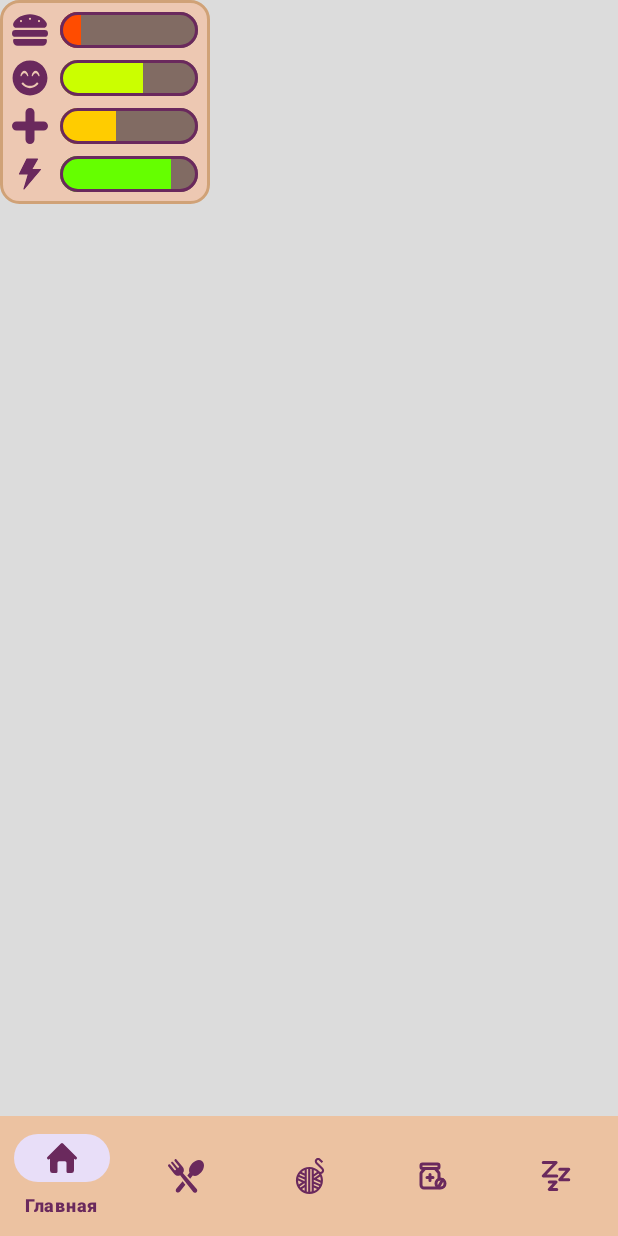
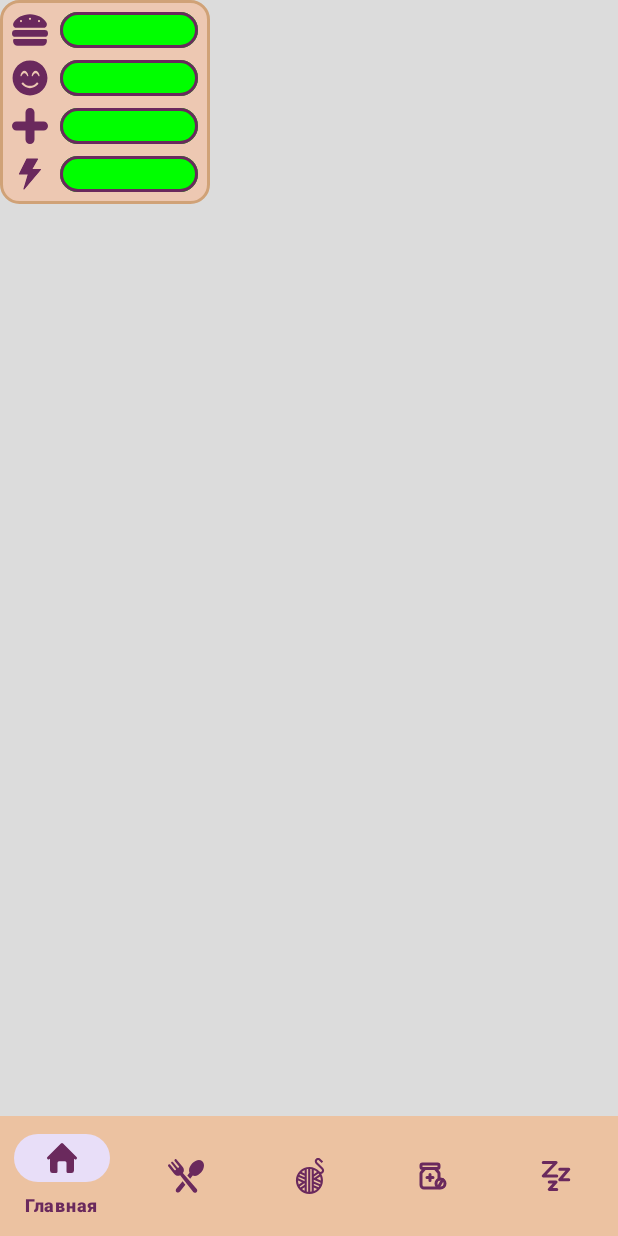
Before and after one commit to GrechkoIvan/NecoArcTamagotchi, an Android app: the screen it shows after launch (MainActivity), on a phone screen of 412 x 824 dp. Run offline under Robolectric (Android 15) with nearby library versions, the phone set to English and light mode, and no system bars.

Commit message:
Added real-time communication of progress bars with stats

```diff
--- a/app/src/main/java/com/example/necoarctamagotchi/ui/activities/MainActivity.java
+++ b/app/src/main/java/com/example/necoarctamagotchi/ui/activities/MainActivity.java
@@ -5,6 +5,8 @@ import android.widget.ProgressBar;
 
 import androidx.appcompat.app.AppCompatActivity;
 import androidx.fragment.app.Fragment;
+import androidx.lifecycle.Observer;
+import androidx.lifecycle.ViewModelProvider;
 
 import com.example.necoarctamagotchi.ProgressColorManager;
 import com.example.necoarctamagotchi.R;
@@ -12,33 +14,30 @@ import com.example.necoarctamagotchi.ui.fragments.BedroomFragment;
 import com.example.necoarctamagotchi.ui.fragments.EntertaimentsFragment;
 import com.example.necoarctamagotchi.ui.fragments.KitchenFragment;
 import com.example.necoarctamagotchi.ui.fragments.MedicineFragment;
+import com.example.necoarctamagotchi.ui.viewmodels.StatsViewModel;
 import com.google.android.material.bottomnavigation.BottomNavigationView;
 
+import java.util.Optional;
+
 public class MainActivity extends AppCompatActivity {
+    private StatsViewModel statsViewModel;
 
     @Override
     protected void onCreate(Bundle savedInstanceState) {
         super.onCreate(savedInstanceState);
         setContentView(R.layout.activity_main);
 
+        statsViewModel = new StatsViewModel(this);
+
+        statsViewModel.getUpdateSignal().observe(this, new Observer<Void>() {
+            @Override
+            public void onChanged(Void aVoid) {
+                updateStatsProgressBars();
+            }
+        });
+
         BottomNavigationView bottomNav = findViewById(R.id.bottom_navigation);
         bottomNav.setOnItemSelectedListener(navListener);
-
-        ProgressBar hungerBar = findViewById(R.id.hunger_progress);
-        ProgressBar happinessBar = findViewById(R.id.happiness_progress);
-        ProgressBar healthBar = findViewById(R.id.health_progress);
-        ProgressBar energyBar = findViewById(R.id.energy_progress);
-
-        ProgressColorManager progressColorManager = new ProgressColorManager();
-
-        hungerBar.setProgress(15);
-        progressColorManager.updateProgressColor(hungerBar, 15);
-        happinessBar.setProgress(60);
-        progressColorManager.updateProgressColor(happinessBar, 60);
-        healthBar.setProgress(40);
-        progressColorManager.updateProgressColor(healthBar, 40);
-        energyBar.setProgress(80);
-        progressColorManager.updateProgressColor(energyBar, 80);
     }
 
     private final BottomNavigationView.OnItemSelectedListener navListener = item -> {
@@ -67,4 +66,27 @@ public class MainActivity extends AppCompatActivity {
         }
         return true;
     };
+
+    private void updateStatsProgressBars() {
+        ProgressBar hungerBar = findViewById(R.id.hunger_progress);
+        ProgressBar happinessBar = findViewById(R.id.happiness_progress);
+        ProgressBar healthBar = findViewById(R.id.health_progress);
+        ProgressBar energyBar = findViewById(R.id.energy_progress);
+
+        ProgressColorManager progressColorManager = new ProgressColorManager();
+
+        float hunger = Optional.ofNullable(statsViewModel.getHunger().getValue()).orElse(100f);
+        float happiness = Optional.ofNullable(statsViewModel.getHappiness().getValue()).orElse(100f);
+        float energy = Optional.ofNullable(statsViewModel.getEnergy().getValue()).orElse(100f);
+        float health = Optional.ofNullable(statsViewModel.getHealth().getValue()).orElse(100f);
+
+        hungerBar.setProgress(Math.round(hunger));
+        progressColorManager.updateProgressColor(hungerBar, Math.round(hunger));
+        happinessBar.setProgress(Math.round(happiness));
+        progressColorManager.updateProgressColor(happinessBar, Math.round(happiness));
+        energyBar.setProgress(Math.round(energy));
+        progressColorManager.updateProgressColor(energyBar, Math.round(energy));
+        healthBar.setProgress(Math.round(health));
+        progressColorManager.updateProgressColor(healthBar, Math.round(health));
+    }
 }
```
